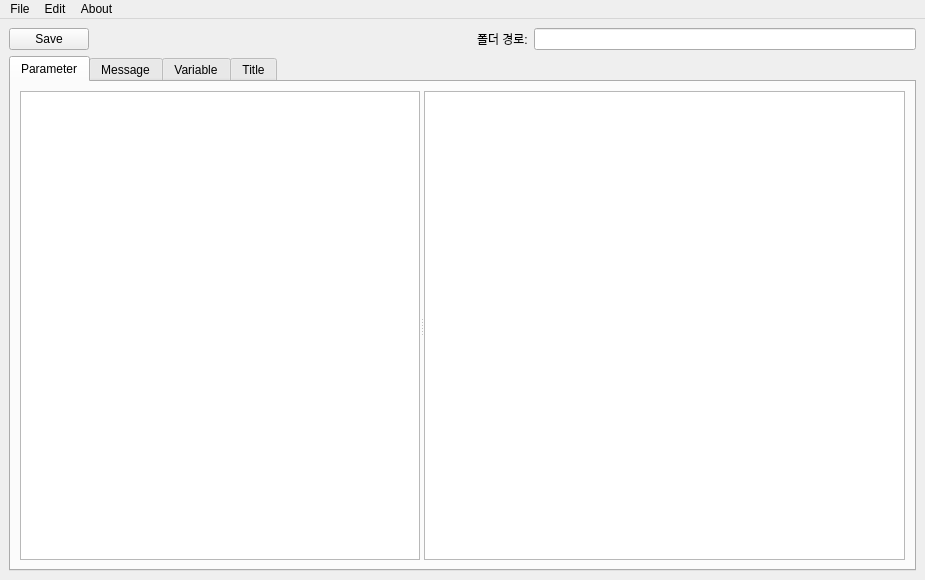
This is mainwindow.ui in coreanq/table_editor3 as Qt 5 draws it before an edit. The edited form follows.
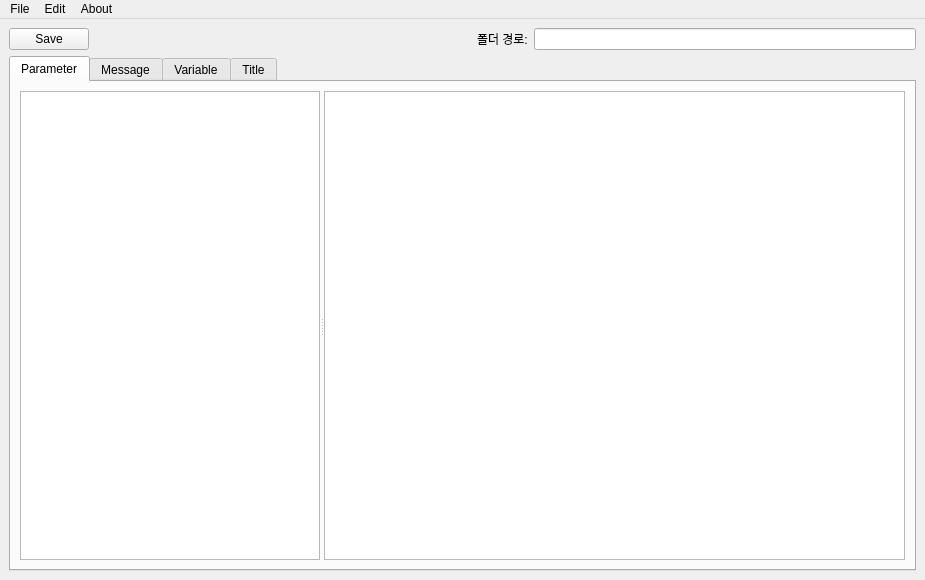
This is the edited form.

Commit message: table 소스 파일 생성 가능( attribute 적용 필요) 통신주소 입력 기능 추가 no_comm 옵션 설정시 통신 주소 값 변경되게 기능 구현

```diff
--- a/mainwindow.ui
+++ b/mainwindow.ui
@@ -67,7 +67,7 @@
           <widget class="QSplitter" name="splitter">
            <property name="maximumSize">
             <size>
-             <width>400</width>
+             <width>300</width>
              <height>16777215</height>
             </size>
            </property>
@@ -77,7 +77,7 @@
            <widget class="QTableView" name="viewGroup">
             <property name="maximumSize">
              <size>
-              <width>400</width>
+              <width>300</width>
               <height>16777215</height>
              </size>
             </property>
```
The commit also changes 2 other files.
